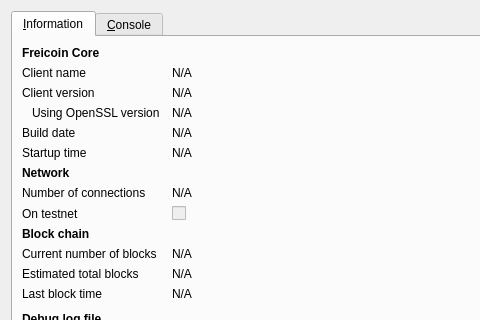
First picture: the form in src/qt/forms/rpcconsole.ui, repository fircon/barcoin, before the edit; both pictures show x 0 to 480 and y 0 to 320 of the 740 by 450 pixel window.
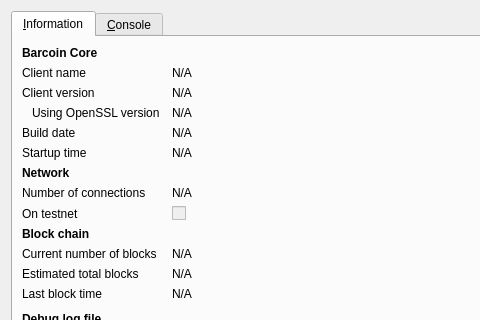
Second picture: the form after the edit. Icons and pictures are not drawn.

What changed in the file:
```diff
--- a/src/qt/forms/rpcconsole.ui
+++ b/src/qt/forms/rpcconsole.ui
@@ -36,7 +36,7 @@
           </font>
          </property>
          <property name="text">
-          <string>Freicoin Core</string>
+          <string>Barcoin Core</string>
          </property>
         </widget>
        </item>
```
Left out of the diff: 6 changed lines with no effect on the pictures.
